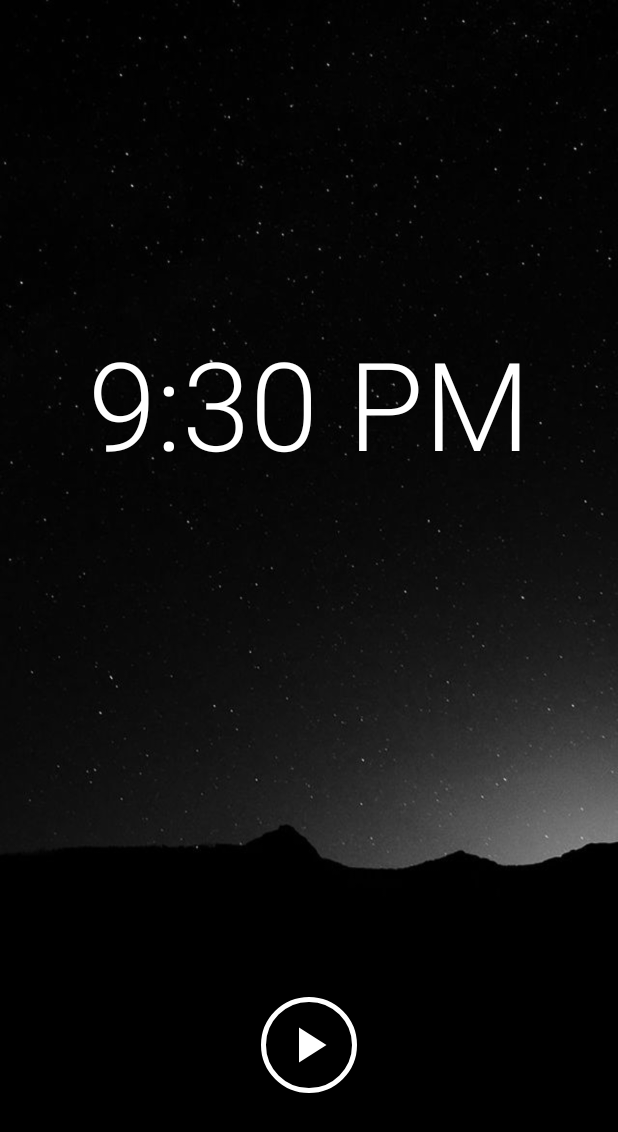
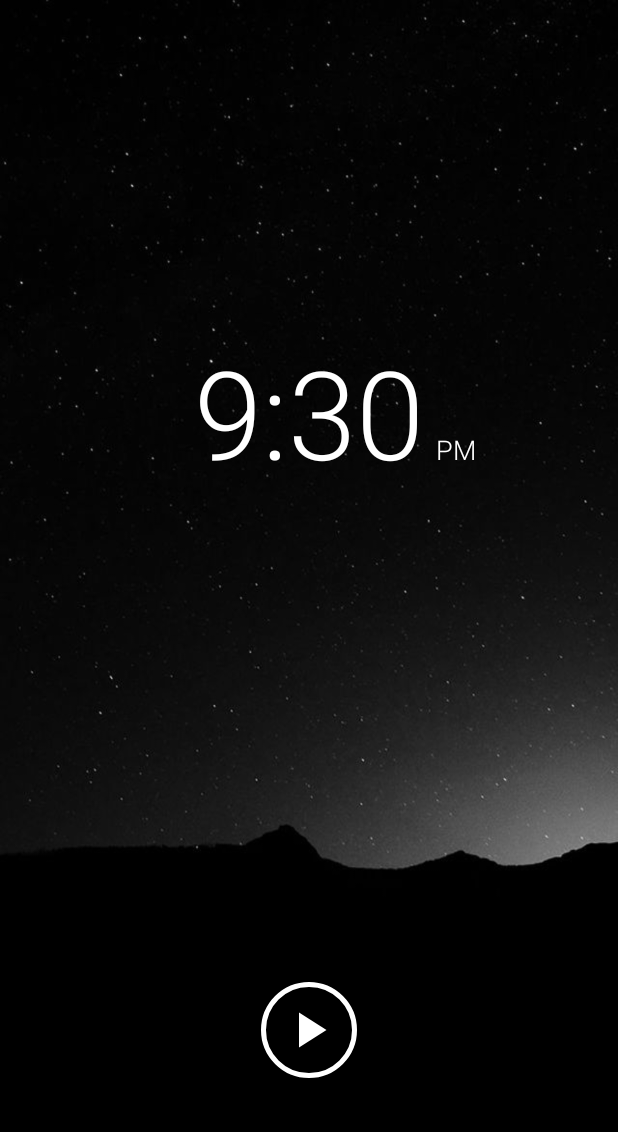
Before and after one commit to jtymburski/drift-off-java, an Android app: the screen it shows after launch (HomeActivity), on a phone screen of 412 x 824 dp. Shown: the top 1132 px of the screen. Run offline under Robolectric (Android 15) with nearby library versions, the phone set to English and light mode, and no system bars.

Commit message:
Added separately formatted am/pm period marker for 12h localization

```diff
--- a/app/src/main/java/com/jordantymburski/driftoff/HomeActivity.java
+++ b/app/src/main/java/com/jordantymburski/driftoff/HomeActivity.java
@@ -45,6 +45,7 @@ public class HomeActivity extends Activity
 
     // UI
     private ImageButton mButtonRun;
+    private TextView mTextPeriod;
     private TextView mTextTime;
 
     @Override
@@ -59,6 +60,7 @@ public class HomeActivity extends Activity
         // UI references
         mButtonRun = findViewById(R.id.run_button);
         mButtonRun.setOnClickListener(this);
+        mTextPeriod = findViewById(R.id.time_period);
         mTextTime = findViewById(R.id.time_text);
         mTextTime.setOnClickListener(this);
 
@@ -177,7 +179,13 @@ public class HomeActivity extends Activity
         c.set(Calendar.HOUR_OF_DAY, mTimeHour);
         c.set(Calendar.MINUTE, mTimeMinute);
         c.set(Calendar.SECOND, 0);
-        mTextTime.setText(DateFormat.getTimeFormat(this).format(c.getTime()));
+        if(DateFormat.is24HourFormat(this)) {
+            mTextTime.setText(DateFormat.getTimeFormat(this).format(c.getTime()));
+            mTextPeriod.setText(null);
+        } else {
+            mTextTime.setText(DateFormat.format("h:m", c));
+            mTextPeriod.setText(DateFormat.format("a", c));
+        }
 
         // Color based on if its active or not
         mTextTime.setTextColor(
--- a/app/src/main/res/layout/activity_home.xml
+++ b/app/src/main/res/layout/activity_home.xml
@@ -6,29 +6,42 @@
     android:orientation="vertical"
     tools:context=".HomeActivity">
 
-    <FrameLayout
+    <RelativeLayout
         android:layout_width="match_parent"
         android:layout_height="0dp"
-        android:layout_weight="9">
+        android:layout_weight="2">
 
         <TextView
             android:id="@+id/time_text"
             android:layout_width="wrap_content"
             android:layout_height="wrap_content"
-            android:layout_gravity="center"
-            android:layout_marginBottom="16dp"
+            android:layout_centerInParent="true"
             android:clickable="true"
             android:focusable="true"
             android:fontFamily="sans-serif-light"
             android:textColor="@android:color/white"
             android:textSize="82sp"
             tools:text="12:30" />
-    </FrameLayout>
+
+        <TextView
+            android:id="@+id/time_period"
+            android:layout_width="wrap_content"
+            android:layout_height="wrap_content"
+            android:layout_alignBaseline="@+id/time_text"
+            android:layout_centerHorizontal="true"
+            android:layout_marginStart="8dp"
+            android:layout_toEndOf="@+id/time_text"
+            android:fontFamily="sans-serif-light"
+            android:textAllCaps="true"
+            android:textColor="@android:color/white"
+            android:textSize="18sp"
+            tools:text="pm" />
+    </RelativeLayout>
 
     <FrameLayout
         android:layout_width="match_parent"
         android:layout_height="0dp"
-        android:layout_weight="4">
+        android:layout_weight="1">
 
         <ImageButton
             android:id="@+id/run_button"
```
